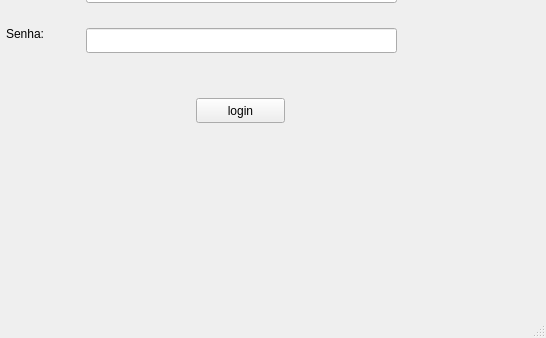
Old version of the form interfaceBanco/tela_login.ui in the repository aleffericlys/Banco; both pictures show x 94 to 640 and y 142 to 480 of the 640 by 480 pixel window.
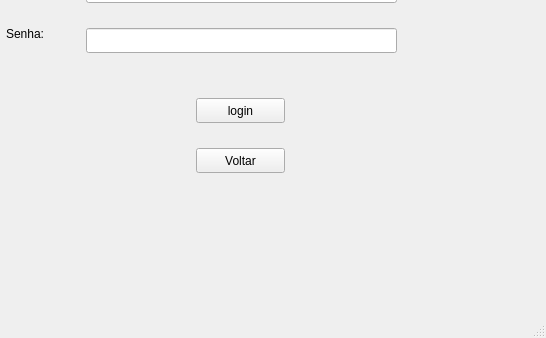
New version of the form.

The edit to the form file:
```diff
--- a/interfaceBanco/tela_login.ui
+++ b/interfaceBanco/tela_login.ui
@@ -91,6 +91,19 @@
      <string>Login</string>
     </property>
    </widget>
+   <widget class="QPushButton" name="pushButton_2">
+    <property name="geometry">
+     <rect>
+      <x>290</x>
+      <y>290</y>
+      <width>89</width>
+      <height>25</height>
+     </rect>
+    </property>
+    <property name="text">
+     <string>Voltar</string>
+    </property>
+   </widget>
   </widget>
   <widget class="QMenuBar" name="menubar">
    <property name="geometry">
```
Left out of the diff: 2 changed lines with no effect on the pictures.
